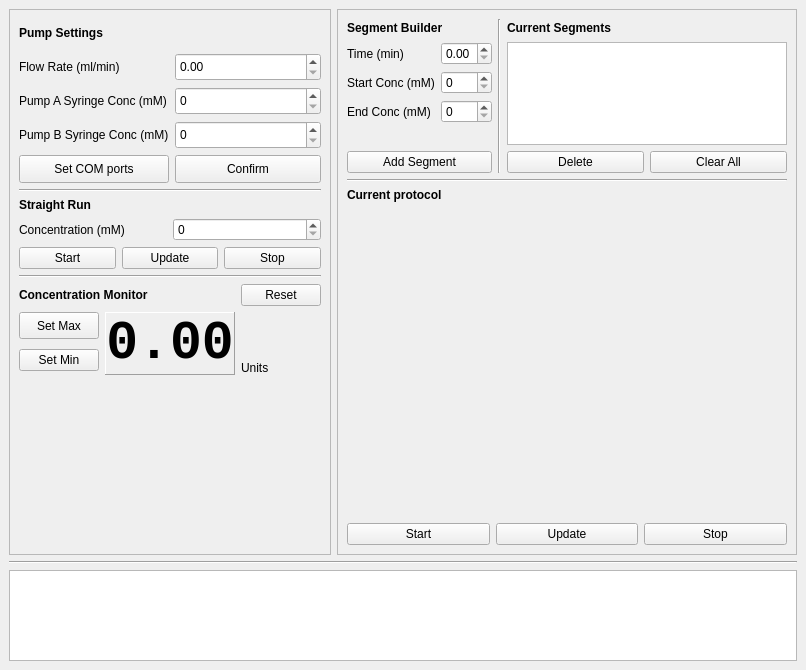
This is pumpcontroller.ui in beowulfey/QtPumpController as Qt 5 draws it before an edit. The edited form follows.
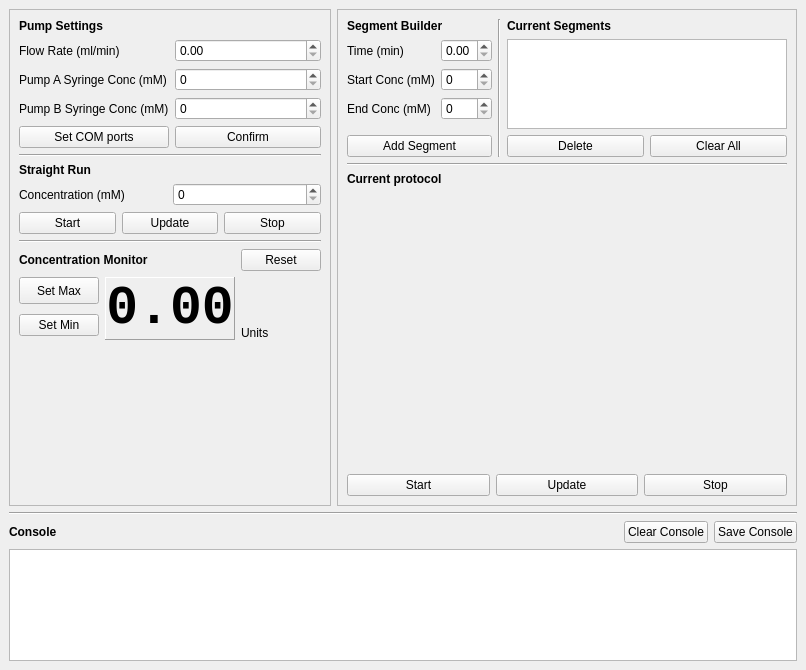
This is the edited form. Custom widgets are drawn as their Qt base class.

Commit message: Added ability to save and clear console

```diff
--- a/pumpcontroller.ui
+++ b/pumpcontroller.ui
@@ -37,7 +37,7 @@
      <family>.AppleSystemUIFont</family>
     </font>
    </property>
-   <layout class="QVBoxLayout" name="verticalLayout_6" stretch="6,0,1">
+   <layout class="QVBoxLayout" name="verticalLayout">
     <item>
      <layout class="QHBoxLayout" name="horizontalLayout_4">
       <item>
@@ -690,6 +690,50 @@
       </property>
      </widget>
     </item>
+    <item>
+     <layout class="QHBoxLayout" name="horizontalLayout_2" stretch="0,0,0,0">
+      <item>
+       <widget class="QLabel" name="label">
+        <property name="font">
+         <font>
+          <family>.AppleSystemUIFont</family>
+          <bold>true</bold>
+         </font>
+        </property>
+        <property name="text">
+         <string>Console</string>
+        </property>
+       </widget>
+      </item>
+      <item>
+       <spacer name="horizontalSpacer">
+        <property name="orientation">
+         <enum>Qt::Orientation::Horizontal</enum>
+        </property>
+        <property name="sizeHint" stdset="0">
+         <size>
+          <width>40</width>
+          <height>20</height>
+         </size>
+        </property>
+       </spacer>
+      </item>
+      <item>
+       <widget class="QPushButton" name="butClearConsole">
+        <property name="text">
+         <string>Clear Console</string>
+        </property>
+       </widget>
+      </item>
+      <item>
+       <widget class="QPushButton" name="butSaveConsole">
+        <property name="text">
+         <string>Save Console</string>
+        </property>
+       </widget>
+      </item>
+     </layout>
+    </item>
     <item>
      <widget class="QTextEdit" name="console">
       <property name="sizePolicy">
```
The commit also changes 2 other files.
